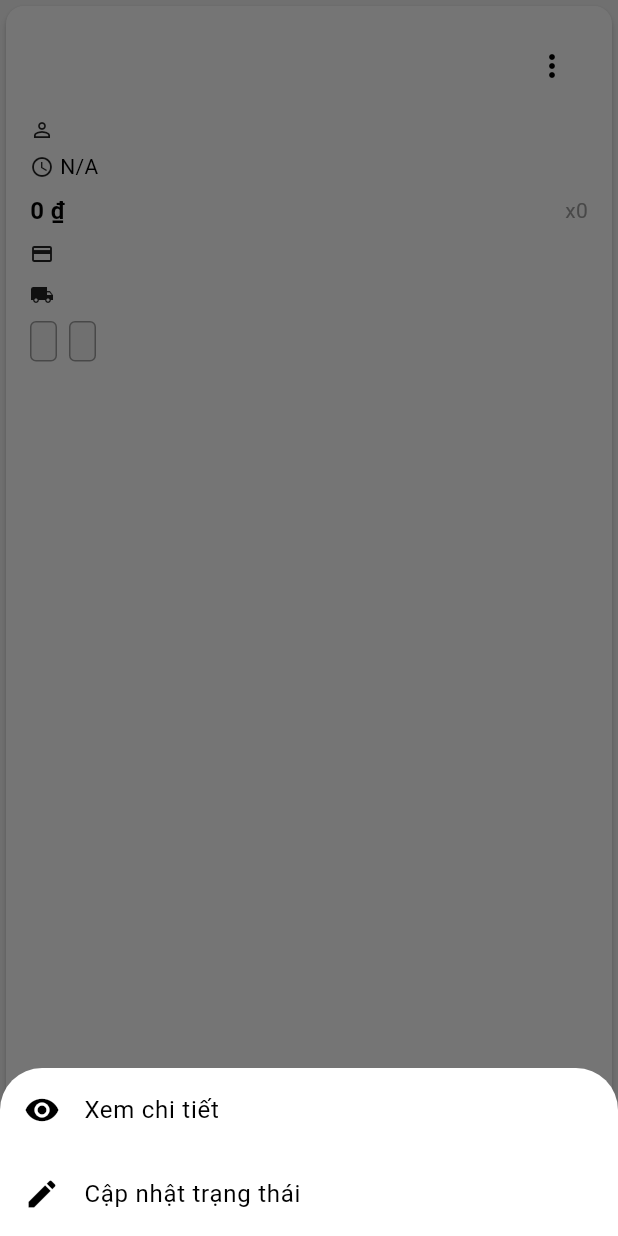
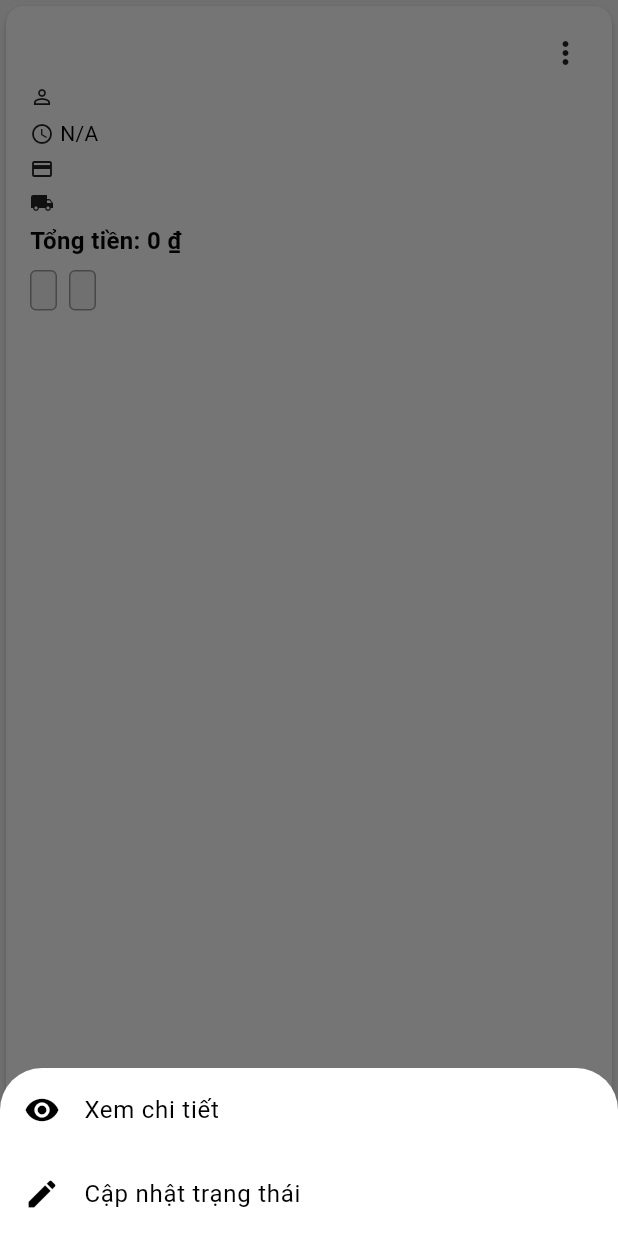
Before and after one commit to phuquy-28/ezstore-flutter, a Flutter app: the OrderCard widget shown alone on an empty page, opened directly with empty values, after a tap on the "more vert" icon, on a phone screen of 412 x 824 dp. Run offline on Flutter 3.47's test engine with Material 3 defaults, Android fonts, the phone set to English and light mode, and no system bars; our stand-ins replace cached_network_image, dio, fl_chart, flutter_svg, google_fonts, image_picker and 1 more; accounts and stored records are empty; network calls fail.

Commit message:
fix(order): improve layout and spacing in order card and detail screens

```diff
--- a/lib/ui/order/widgets/order_card.dart
+++ b/lib/ui/order/widgets/order_card.dart
@@ -65,24 +65,27 @@ class OrderCard extends StatelessWidget {
               Row(
                 mainAxisAlignment: MainAxisAlignment.spaceBetween,
                 children: [
-                  Expanded(
-                    child: Text(
+                  Text(
                     orderCode,
                     style: const TextStyle(
                       fontWeight: FontWeight.bold,
                       fontSize: 16,
                     ),
                   ),
-                  ),
-                  IconButton(
-                    icon: const Icon(Icons.more_vert),
-                    onPressed: () {
+                  SizedBox(
+                    width: 30,
+                    height: 30,
+                    child: InkWell(
+                      borderRadius: BorderRadius.circular(15),
+                      child: const Icon(Icons.more_vert),
+                      onTap: () {
                         _showActionSheet(context, orderCode);
                       },
                     ),
+                  )
                 ],
               ),
-              const SizedBox(height: 8),
+              const SizedBox(height: 4),
               Row(
                 children: [
                   const Icon(Icons.person_outline, size: 16),
@@ -98,26 +101,7 @@ class OrderCard extends StatelessWidget {
                   Text(formattedDate),
                 ],
               ),
-              const SizedBox(height: 8),
-              Row(
-                mainAxisAlignment: MainAxisAlignment.spaceBetween,
-                children: [
-                  Text(
-                    currencyFormat.format(total),
-                    style: const TextStyle(
-                      fontSize: 16,
-                      fontWeight: FontWeight.bold,
-                    ),
-                  ),
-                  Text(
-                    'x$numberOfItems',
-                    style: const TextStyle(
-                      color: Colors.grey,
-                    ),
-                  ),
-                ],
-              ),
-              const SizedBox(height: 8),
+              const SizedBox(height: 4),
               Row(
                 mainAxisSize: MainAxisSize.min,
                 children: [
@@ -127,12 +111,12 @@ class OrderCard extends StatelessWidget {
                     paymentMethod,
                     style: const TextStyle(
                       fontSize: 13,
-                      color: Colors.grey,
+                      color: Colors.black,
                     ),
                   ),
                 ],
               ),
-              const SizedBox(height: 8),
+              const SizedBox(height: 4),
               Row(
                 mainAxisSize: MainAxisSize.min,
                 children: [
@@ -142,10 +126,18 @@ class OrderCard extends StatelessWidget {
                     deliveryMethod,
                     style: const TextStyle(
                       fontSize: 13,
-                      color: Colors.grey,
+                      color: Colors.black,
                     ),
                   ),
                 ],
+              ),
+              const SizedBox(height: 4),
+              Text(
+                'Tổng tiền: ' + currencyFormat.format(total),
+                style: const TextStyle(
+                  fontSize: 16,
+                  fontWeight: FontWeight.bold,
+                ),
               ),
               const SizedBox(height: 8),
               Wrap(
```
Also changed, not shown: lib/ui/order/widgets/order_detail_screen.dart (+8 -8 lines), lib/ui/order/widgets/update_order_screen.dart (+4 -3 lines). Lines whose indentation alone changed are shown as unchanged.
